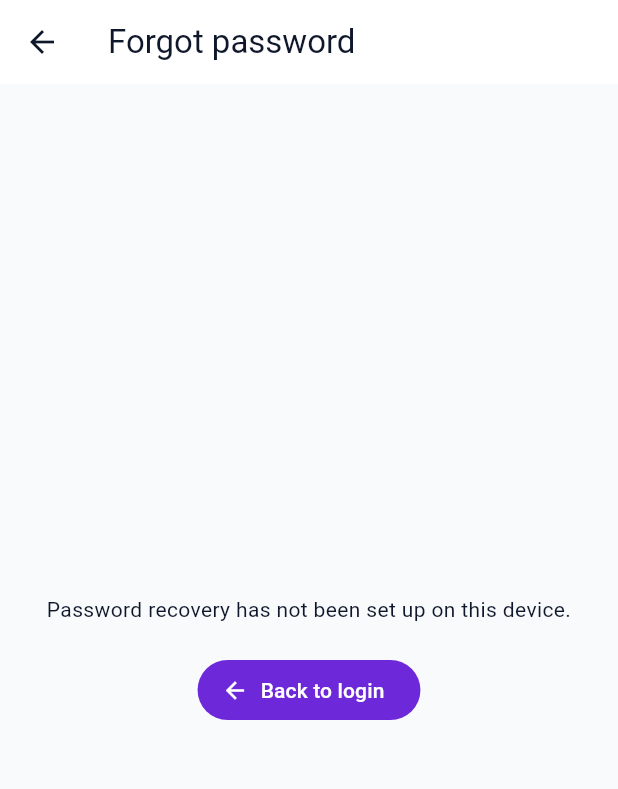
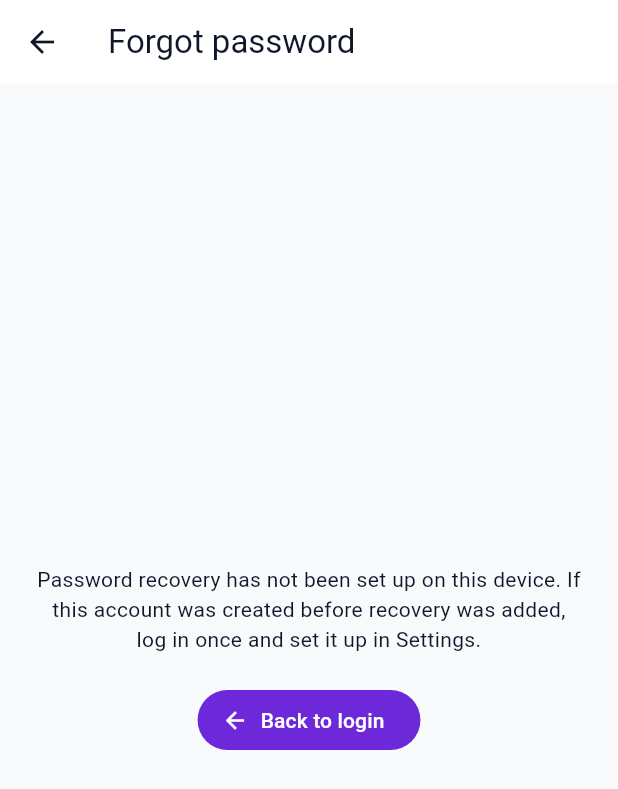
Before and after one commit to lucifron28/FlowTrack, a Flutter app: the ForgotPasswordScreen screen opened by its route, on a phone screen of 412 x 824 dp. Shown: the top 789 px of the screen. Run offline on Flutter 3.47's test engine with Material 3 defaults, Android fonts, the phone set to English and light mode, and no system bars; our stand-ins replace drift, drift_flutter, flutter_riverpod, flutter_secure_storage, go_router, pdf; missing offline and left inert: barcode, cryptography, mobile_scanner; accounts and stored records are empty; generated files the repository leaves out were written again.

Commit message:
Harden recovery questions UX

```diff
--- a/lib/features/auth/screens/auth_gate.dart
+++ b/lib/features/auth/screens/auth_gate.dart
@@ -152,8 +152,8 @@ class _OwnerSetupScreenState extends ConsumerState<OwnerSetupScreen> {
                         prefixIcon: Icon(Icons.lock),
                       ),
                       validator: (value) {
-                        if (value == null || value.length < 4) {
-                          return 'Password must be at least 4 characters.';
+                        if (value == null || value.length < 8) {
+                          return 'Password must be at least 8 characters.';
                         }
                         return null;
                       },
--- a/lib/features/auth/screens/forgot_password_screen.dart
+++ b/lib/features/auth/screens/forgot_password_screen.dart
@@ -67,7 +67,7 @@ class _ForgotPasswordScreenState extends ConsumerState<ForgotPasswordScreen> {
             if (questions.length != RecoveryQuestionCatalog.requiredCount) {
               return _MessageContent(
                 message:
-                    'Password recovery has not been set up on this device.',
+                    'Password recovery has not been set up on this device. If this account was created before recovery was added, log in once and set it up in Settings.',
                 onBack: () => context.go(AppRoutes.login),
               );
             }
@@ -85,6 +85,11 @@ class _ForgotPasswordScreenState extends ConsumerState<ForgotPasswordScreen> {
                       Text(
                         'Answer your three questions, then choose a new password.',
                         style: Theme.of(context).textTheme.bodyLarge,
+                      ),
+                      const SizedBox(height: 8),
+                      Text(
+                        'Choose answers that are easy for you but difficult for other people to know. Avoid information visible on social media, or use a private made-up answer only you will remember.',
+                        style: Theme.of(context).textTheme.bodySmall,
                       ),
                       const SizedBox(height: 20),
                       for (
@@ -145,8 +150,8 @@ class _ForgotPasswordScreenState extends ConsumerState<ForgotPasswordScreen> {
                           labelText: 'New password',
                           prefixIcon: Icon(Icons.lock),
                         ),
-                        validator: (value) => value == null || value.length < 4
-                            ? 'Password must be at least 4 characters.'
+                        validator: (value) => value == null || value.length < 8
+                            ? 'Password must be at least 8 characters.'
                             : null,
                       ),
                       const SizedBox(height: 12),
@@ -231,7 +236,7 @@ class _ForgotPasswordScreenState extends ConsumerState<ForgotPasswordScreen> {
         case PasswordRecoveryStatus.notConfigured:
           setState(
             () => _errorMessage =
-                'Password recovery has not been set up on this device.',
+                'Password recovery has not been set up on this device. Log in once and set it up in Settings.',
           );
         case PasswordRecoveryStatus.invalidAnswers:
           setState(
--- a/lib/features/auth/screens/password_recovery_settings_screen.dart
+++ b/lib/features/auth/screens/password_recovery_settings_screen.dart
@@ -92,7 +92,7 @@ class _PasswordRecoverySettingsScreenState
                       enabled: !isBusy,
                       title: 'New recovery questions',
                       subtitle:
-                          'Use answers that are personal and easy for you to remember.',
+                          'Use answers that are personal and easy for you to remember, but difficult for other people to guess. A private made-up answer is okay.',
                     ),
                     if (_errorMessage != null) ...[
                       const SizedBox(height: 12),
```
Also changed, not shown: lib/features/auth/widgets/recovery_questions_form.dart (+14 -5 lines), 2 other files.
